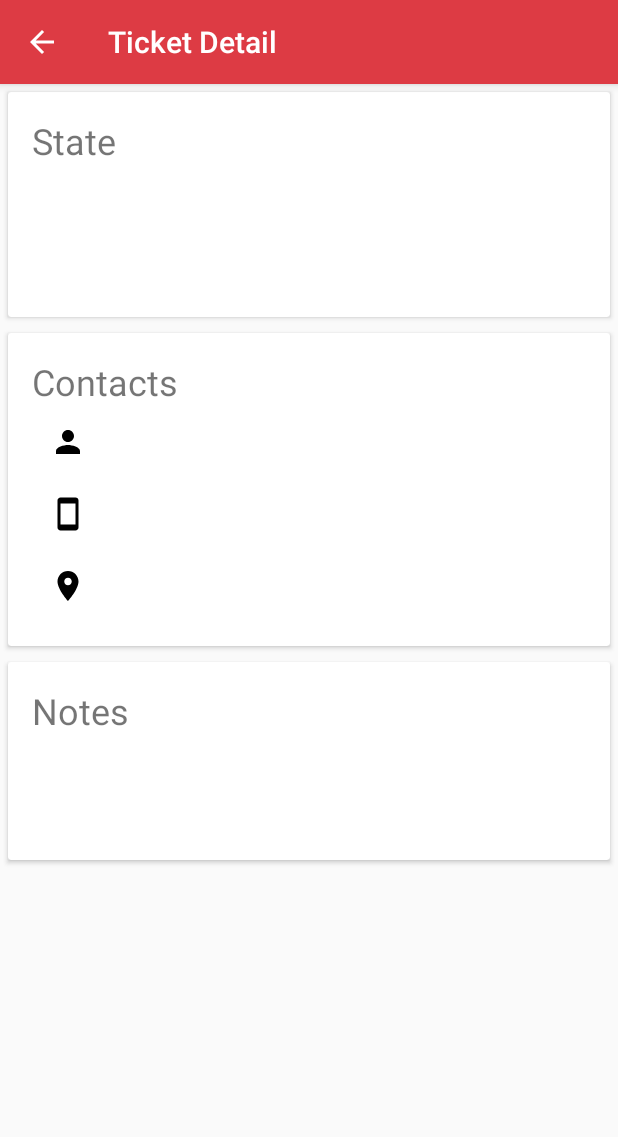
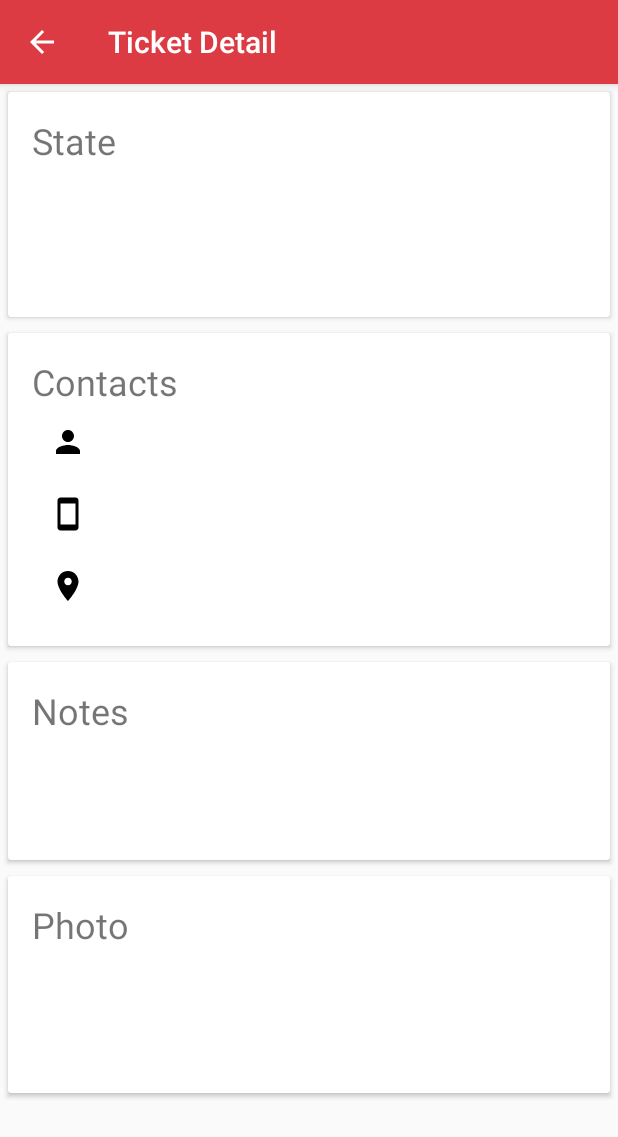
Before and after one commit to ikesnowy/PC_Hospital_Android, an Android app: the TicketDetailActivity screen opened directly, with no data from a screen before it, on a phone screen of 412 x 824 dp. Shown: the top 1137 px of the screen. Run offline under Robolectric (Android 15) with nearby library versions, the phone set to English and light mode, and no system bars; network calls fail; pictures from the network do not load.

Commit message:
Build 27 Add Photo thumbs in ticket detail

```diff
--- a/app/build.gradle
+++ b/app/build.gradle
@@ -7,8 +7,8 @@ android {
         applicationId "cc.pchospital.app"
         minSdkVersion 15
         targetSdkVersion 26
-        versionCode 26
-        versionName "Build 26"
+        versionCode 27
+        versionName "Build 27"
         testInstrumentationRunner "android.support.test.runner.AndroidJUnitRunner"
         multiDexEnabled true
         vectorDrawables.useSupportLibrary = true
--- a/app/src/main/res/layout/activity_ticket_detail.xml
+++ b/app/src/main/res/layout/activity_ticket_detail.xml
@@ -142,6 +142,51 @@
                             android:textColor="@android:color/black"/>
                     </LinearLayout>
                 </android.support.v7.widget.CardView>
+                <android.support.v7.widget.CardView
+                    android:id="@+id/pictures_card"
+                    android:layout_margin="@dimen/card_margin"
+                    android:layout_column="0"
+                    android:layout_row="3"
+                    android:layout_width="match_parent"
+                    android:layout_height="wrap_content">
+                    <LinearLayout
+                        android:layout_margin="@dimen/card_normal_padding"
+                        android:orientation="vertical"
+                        android:layout_width="match_parent"
+                        android:layout_height="wrap_content"
+                        android:visibility="visible">
+                        <TextView
+                            android:layout_width="match_parent"
+                            android:layout_height="wrap_content"
+                            android:text="@string/label_ticket_detail_photo_card"
+                            android:textSize="@dimen/ticket_detail_form_title"/>
+                        <LinearLayout
+                            android:orientation="horizontal"
+                            android:layout_width="match_parent"
+                            android:layout_height="wrap_content">
+                            <ImageView
+                                android:id="@+id/ticket_detail_photo1"
+                                android:layout_marginRight="@dimen/card_margin"
+                                android:layout_marginEnd="@dimen/card_margin"
+                                android:layout_width="@dimen/add_ticket_photo_icon_size"
+                                android:layout_height="@dimen/add_ticket_photo_icon_size"
+                                android:visibility="visible"/>
+                            <ImageView
+                                android:id="@+id/ticket_detail_photo2"
+                                android:layout_marginRight="@dimen/card_margin"
+                                android:layout_marginEnd="@dimen/card_margin"
+                                android:layout_width="@dimen/add_ticket_photo_icon_size"
+                                android:layout_height="@dimen/add_ticket_photo_icon_size"
+                                android:visibility="visible"/>
+                            <ImageView
+                                android:id="@+id/ticket_detail_photo3"
+                                android:layout_width="@dimen/add_ticket_photo_icon_size"
+                                android:layout_height="@dimen/add_ticket_photo_icon_size"
+                                android:visibility="visible"/>
+                        </LinearLayout>
+
+                    </LinearLayout>
+                </android.support.v7.widget.CardView>
             </GridLayout>
         </android.support.v4.widget.NestedScrollView>
 
--- a/app/src/main/res/values/strings.xml
+++ b/app/src/main/res/values/strings.xml
@@ -8,7 +8,7 @@
 
     <string name="nav_home">Home</string>
     <string name="title_about">About</string>
-    <string name="app_version" translatable="false">Build 26</string>
+    <string name="app_version" translatable="false">Build 27</string>
     <string name="title_your_ticket">Your Ticket</string>
     <string name="title_login">Sign in</string>
     <string name="label_login_phone">Phone Number</string>
@@ -124,4 +124,5 @@
     <string name="app_network_add_picture_page" translatable="false">addPicture.jsp</string>
     <string name="app_db_picture_tid" translatable="false">tid</string>
     <string name="app_db_picture_url" translatable="false">url</string>
+    <string name="label_ticket_detail_photo_card">Photo</string>
 </resources>
```
Also changed, not shown: app/src/main/java/cc/pchospital/app/TicketDetailActivity.java (+38 -0 lines), app/src/main/java/cc/pchospital/app/util/CardAdapter.java (+11 -0 lines), app/src/main/java/cc/pchospital/app/util/Ticket.java (+8 -0 lines), app/src/main/res/layout/main_card_item.xml (+13 -5 lines), 2 other files.
